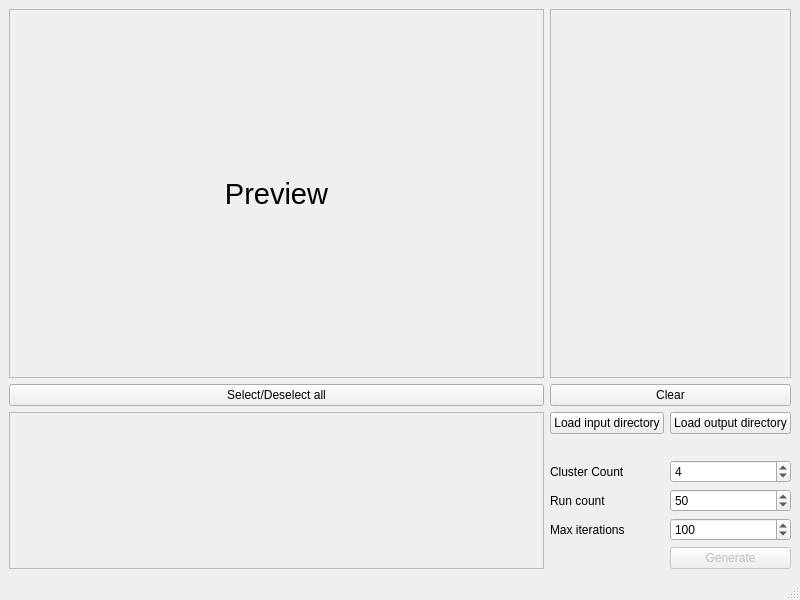
Before: the Qt Designer form mainwindow.ui in HaldiH/tat, drawn with Qt 5.
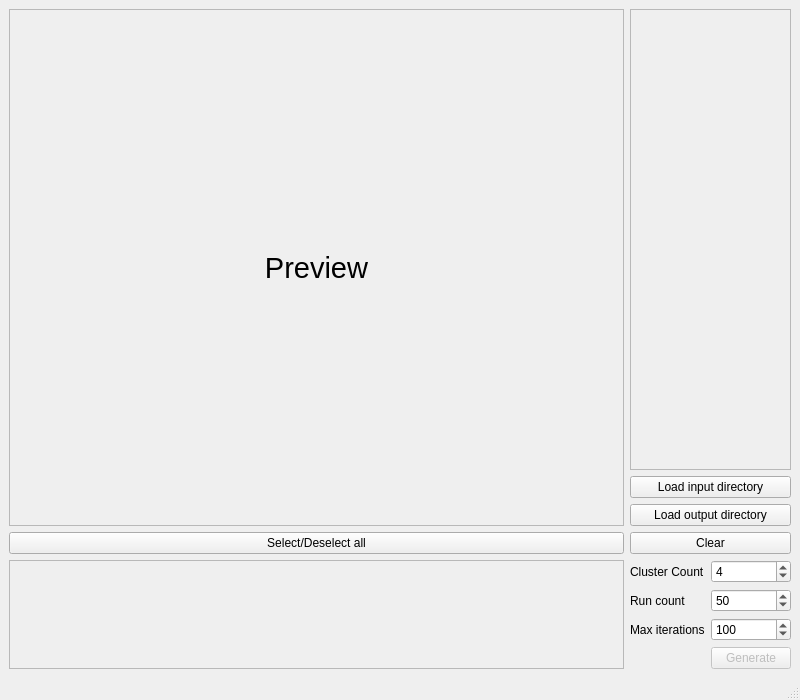
After: the same form once the commit is applied.

```diff
--- a/mainwindow.ui
+++ b/mainwindow.ui
@@ -7,7 +7,7 @@
     <x>0</x>
     <y>0</y>
     <width>800</width>
-    <height>600</height>
+    <height>700</height>
    </rect>
   </property>
   <property name="windowTitle">
@@ -32,65 +32,14 @@
    <property name="autoFillBackground">
     <bool>false</bool>
    </property>
-   <layout class="QGridLayout" name="gridLayout" rowstretch="0,0,0,0,0,0,0,0,0,0,0,0,0">
+   <layout class="QGridLayout" name="gridLayout" rowstretch="0,0,0,0,0,0,0,0,0,0,0,0">
     <property name="leftMargin">
      <number>9</number>
     </property>
-    <item row="2" column="0">
-     <widget class="QFrame" name="imageFrame">
-      <property name="sizePolicy">
-       <sizepolicy hsizetype="Expanding" vsizetype="Expanding">
-        <horstretch>0</horstretch>
-        <verstretch>0</verstretch>
-       </sizepolicy>
-      </property>
-      <property name="frameShape">
-       <enum>QFrame::StyledPanel</enum>
-      </property>
-      <property name="frameShadow">
-       <enum>QFrame::Raised</enum>
-      </property>
-      <layout class="QGridLayout" name="gridLayout_2">
-       <property name="leftMargin">
-        <number>0</number>
-       </property>
-       <property name="topMargin">
-        <number>0</number>
-       </property>
-       <property name="rightMargin">
-        <number>0</number>
-       </property>
-       <property name="bottomMargin">
-        <number>0</number>
-       </property>
-       <item row="0" column="0">
-        <widget class="QLabel" name="imagePreview">
-         <property name="sizePolicy">
-          <sizepolicy hsizetype="Expanding" vsizetype="Expanding">
-           <horstretch>0</horstretch>
-           <verstretch>0</verstretch>
-          </sizepolicy>
-         </property>
-         <property name="font">
-          <font>
-           <pointsize>22</pointsize>
-          </font>
-         </property>
-         <property name="text">
-          <string>Preview</string>
-         </property>
-         <property name="alignment">
-          <set>Qt::AlignCenter</set>
-         </property>
-        </widget>
-       </item>
-      </layout>
-     </widget>
-    </item>
     <item row="2" column="6">
      <widget class="QScrollArea" name="scrollAreaDst">
       <property name="sizePolicy">
-       <sizepolicy hsizetype="Preferred" vsizetype="Expanding">
+       <sizepolicy hsizetype="Minimum" vsizetype="Expanding">
         <horstretch>0</horstretch>
         <verstretch>0</verstretch>
        </sizepolicy>
@@ -107,7 +56,7 @@
          <x>0</x>
          <y>0</y>
          <width>386</width>
-         <height>247</height>
+         <height>265</height>
         </rect>
        </property>
        <layout class="QVBoxLayout" name="verticalLayout"/>
@@ -120,74 +69,59 @@
        <number>6</number>
       </property>
       <item row="0" column="0">
-       <widget class="QPushButton" name="buttonInputDir">
-        <property name="text">
-         <string>Load input directory</string>
-        </property>
-       </widget>
-      </item>
-      <item row="0" column="1">
-       <widget class="QPushButton" name="buttonOutputDir">
-        <property name="text">
-         <string>Load output directory</string>
-        </property>
-       </widget>
-      </item>
-      <item row="1" column="0">
-       <widget class="QLabel" name="labelInDir">
-        <property name="sizePolicy">
-         <sizepolicy hsizetype="Preferred" vsizetype="Preferred">
-          <horstretch>0</horstretch>
-          <verstretch>0</verstretch>
-         </sizepolicy>
-        </property>
-        <property name="text">
-         <string/>
-        </property>
-       </widget>
-      </item>
-      <item row="1" column="1">
-       <widget class="QLabel" name="labelOutDir">
-        <property name="sizePolicy">
-         <sizepolicy hsizetype="Preferred" vsizetype="Fixed">
-          <horstretch>0</horstretch>
-          <verstretch>0</verstretch>
-         </sizepolicy>
-        </property>
-        <property name="text">
-         <string/>
-        </property>
-       </widget>
-      </item>
-      <item row="2" column="0">
        <widget class="QLabel" name="labelClusterCount">
+        <property name="sizePolicy">
+         <sizepolicy hsizetype="Preferred" vsizetype="Minimum">
+          <horstretch>0</horstretch>
+          <verstretch>0</verstretch>
+         </sizepolicy>
+        </property>
         <property name="text">
          <string>Cluster Count</string>
         </property>
        </widget>
       </item>
-      <item row="3" column="0">
+      <item row="0" column="1">
+       <widget class="QSpinBox" name="clusterCount">
+        <property name="suffix">
+         <string/>
+        </property>
+        <property name="prefix">
+         <string/>
+        </property>
+        <property name="value">
+         <number>4</number>
+        </property>
+       </widget>
+      </item>
+      <item row="1" column="0">
        <widget class="QLabel" name="labelRunCount">
         <property name="text">
          <string>Run count</string>
         </property>
        </widget>
       </item>
-      <item row="3" column="1">
+      <item row="1" column="1">
        <widget class="QSpinBox" name="runCount">
         <property name="value">
          <number>50</number>
         </property>
        </widget>
       </item>
-      <item row="4" column="0">
+      <item row="2" column="0">
        <widget class="QLabel" name="label">
+        <property name="sizePolicy">
+         <sizepolicy hsizetype="Minimum" vsizetype="Preferred">
+          <horstretch>0</horstretch>
+          <verstretch>0</verstretch>
+         </sizepolicy>
+        </property>
         <property name="text">
          <string>Max iterations</string>
         </property>
        </widget>
       </item>
-      <item row="4" column="1">
+      <item row="2" column="1">
        <widget class="QSpinBox" name="maxIterCount">
         <property name="maximum">
          <number>10000</number>
@@ -197,7 +131,7 @@
         </property>
        </widget>
       </item>
-      <item row="5" column="1">
+      <item row="3" column="1">
        <widget class="QPushButton" name="buttonGenerate">
         <property name="enabled">
          <bool>false</bool>
@@ -213,29 +147,22 @@
         </property>
        </widget>
       </item>
-      <item row="2" column="1">
-       <widget class="QSpinBox" name="clusterCount">
-        <property name="suffix">
-         <string/>
-        </property>
-        <property name="prefix">
-         <string/>
-        </property>
-        <property name="value">
-         <number>4</number>
-        </property>
-       </widget>
-      </item>
      </layout>
     </item>
     <item row="11" column="0">
      <widget class="QScrollArea" name="scrollAreaSrc">
       <property name="sizePolicy">
-       <sizepolicy hsizetype="Expanding" vsizetype="Preferred">
+       <sizepolicy hsizetype="Expanding" vsizetype="Minimum">
         <horstretch>0</horstretch>
         <verstretch>0</verstretch>
        </sizepolicy>
       </property>
+      <property name="minimumSize">
+       <size>
+        <width>0</width>
+        <height>100</height>
+       </size>
+      </property>
       <property name="verticalScrollBarPolicy">
        <enum>Qt::ScrollBarAlwaysOff</enum>
       </property>
@@ -248,7 +175,7 @@
          <x>0</x>
          <y>0</y>
          <width>386</width>
-         <height>247</height>
+         <height>265</height>
         </rect>
        </property>
        <layout class="QHBoxLayout" name="horizontalLayout"/>
@@ -264,11 +191,100 @@
     </item>
     <item row="5" column="6">
      <widget class="QPushButton" name="buttonClearGenerated">
+      <property name="minimumSize">
+       <size>
+        <width>20</width>
+        <height>0</height>
+       </size>
+      </property>
       <property name="text">
        <string>Clear</string>
       </property>
      </widget>
     </item>
+    <item row="3" column="6">
+     <widget class="QPushButton" name="buttonInputDir">
+      <property name="sizePolicy">
+       <sizepolicy hsizetype="Minimum" vsizetype="Minimum">
+        <horstretch>0</horstretch>
+        <verstretch>0</verstretch>
+       </sizepolicy>
+      </property>
+      <property name="text">
+       <string>Load input directory</string>
+      </property>
+     </widget>
+    </item>
+    <item row="4" column="6">
+     <widget class="QPushButton" name="buttonOutputDir">
+      <property name="sizePolicy">
+       <sizepolicy hsizetype="Minimum" vsizetype="Minimum">
+        <horstretch>0</horstretch>
+        <verstretch>0</verstretch>
+       </sizepolicy>
+      </property>
+      <property name="text">
+       <string>Load output directory</string>
+      </property>
+     </widget>
+    </item>
+    <item row="2" column="0" rowspan="3">
+     <widget class="QFrame" name="imageFrame">
+      <property name="sizePolicy">
+       <sizepolicy hsizetype="Expanding" vsizetype="Expanding">
+        <horstretch>0</horstretch>
+        <verstretch>0</verstretch>
+       </sizepolicy>
+      </property>
+      <property name="frameShape">
+       <enum>QFrame::StyledPanel</enum>
+      </property>
+      <property name="frameShadow">
+       <enum>QFrame::Raised</enum>
+      </property>
+      <layout class="QGridLayout" name="gridLayout_2">
+       <property name="leftMargin">
+        <number>0</number>
+       </property>
+       <property name="topMargin">
+        <number>0</number>
+       </property>
+       <property name="rightMargin">
+        <number>0</number>
+       </property>
+       <property name="bottomMargin">
+        <number>0</number>
+       </property>
+       <item row="0" column="0">
+        <widget class="QLabel" name="imagePreview">
+         <property name="sizePolicy">
+          <sizepolicy hsizetype="Preferred" vsizetype="Preferred">
+           <horstretch>0</horstretch>
+           <verstretch>0</verstretch>
+          </sizepolicy>
+         </property>
+         <property name="minimumSize">
+          <size>
+           <width>300</width>
+           <height>300</height>
+          </size>
+         </property>
+         <property name="font">
+          <font>
+           <pointsize>22</pointsize>
+          </font>
+         </property>
+         <property name="text">
+          <string>Preview</string>
+         </property>
+         <property name="alignment">
+          <set>Qt::AlignCenter</set>
+         </property>
+        </widget>
+       </item>
+      </layout>
+     </widget>
+    </item>
    </layout>
   </widget>
   <widget class="QMenuBar" name="menubar">
```
